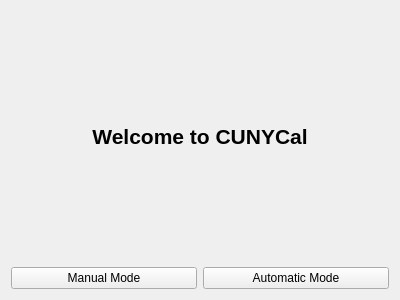
Before: the Qt Designer form win1.ui in SheinH/CUNYCal, drawn with Qt 5.
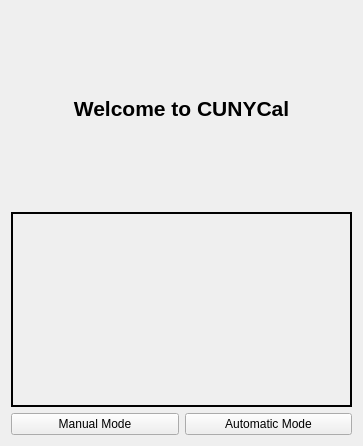
After: the same form once the commit is applied. Icons and pictures are not drawn.

```diff
--- a/win1.ui
+++ b/win1.ui
@@ -6,8 +6,8 @@
    <rect>
     <x>0</x>
     <y>0</y>
-    <width>400</width>
-    <height>300</height>
+    <width>363</width>
+    <height>446</height>
    </rect>
   </property>
   <property name="windowTitle">
@@ -15,20 +15,13 @@
   </property>
   <widget class="QWidget" name="centralWidget">
    <layout class="QGridLayout" name="gridLayout">
-    <item row="1" column="1">
+    <item row="2" column="1">
      <widget class="QPushButton" name="pushButton">
       <property name="text">
        <string>Automatic Mode</string>
       </property>
      </widget>
     </item>
-    <item row="1" column="0">
-     <widget class="QPushButton" name="pushButton_2">
-      <property name="text">
-       <string>Manual Mode</string>
-      </property>
-     </widget>
-    </item>
     <item row="0" column="0" colspan="2">
      <widget class="QLabel" name="label">
       <property name="font">
@@ -46,6 +39,29 @@
       </property>
      </widget>
     </item>
+    <item row="2" column="0">
+     <widget class="QPushButton" name="pushButton_2">
+      <property name="text">
+       <string>Manual Mode</string>
+      </property>
+     </widget>
+    </item>
+    <item row="1" column="0" colspan="2">
+     <widget class="QLabel" name="label_2">
+      <property name="styleSheet">
+       <string notr="true">border: 2px solid black</string>
+      </property>
+      <property name="text">
+       <string/>
+      </property>
+      <property name="pixmap">
+       <pixmap resource="res.qrc">:/res/topslider_ccnycampus.jpg</pixmap>
+      </property>
+      <property name="alignment">
+       <set>Qt::AlignCenter</set>
+      </property>
+     </widget>
+    </item>
    </layout>
   </widget>
   <widget class="QMenuBar" name="menuBar">
```
Left out of the diff: 6 changed lines with no effect on the pictures.
